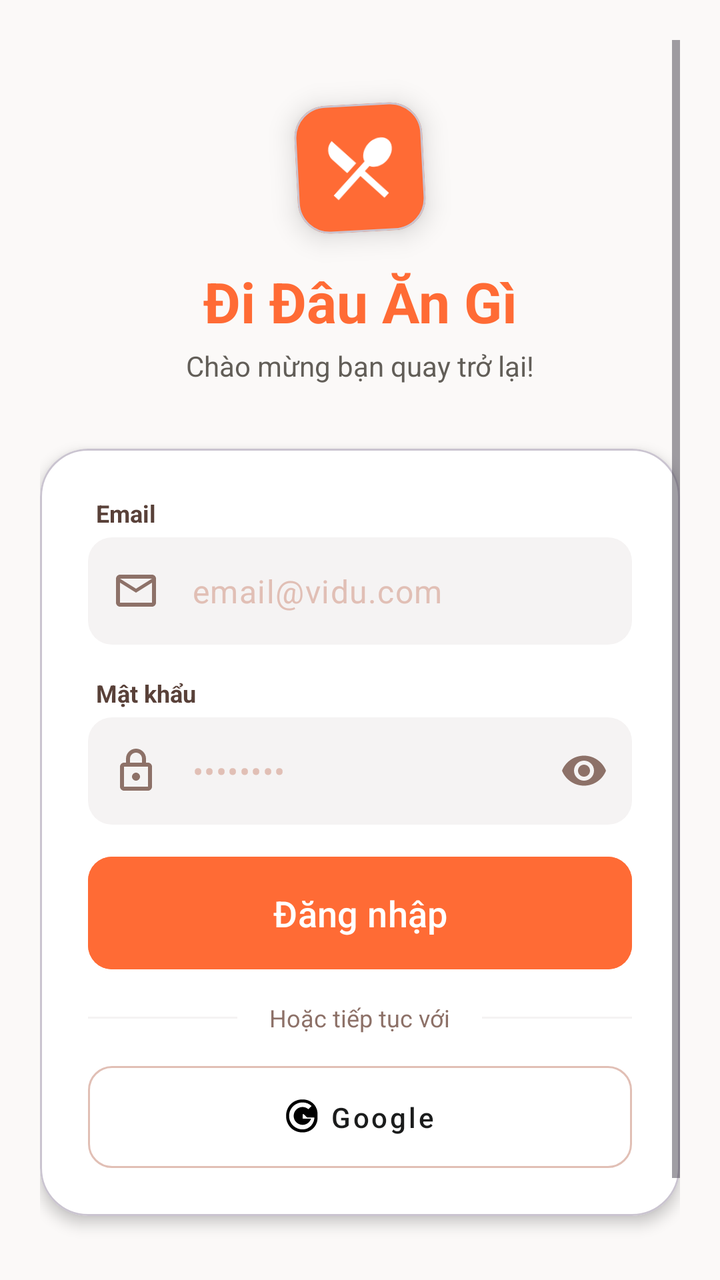
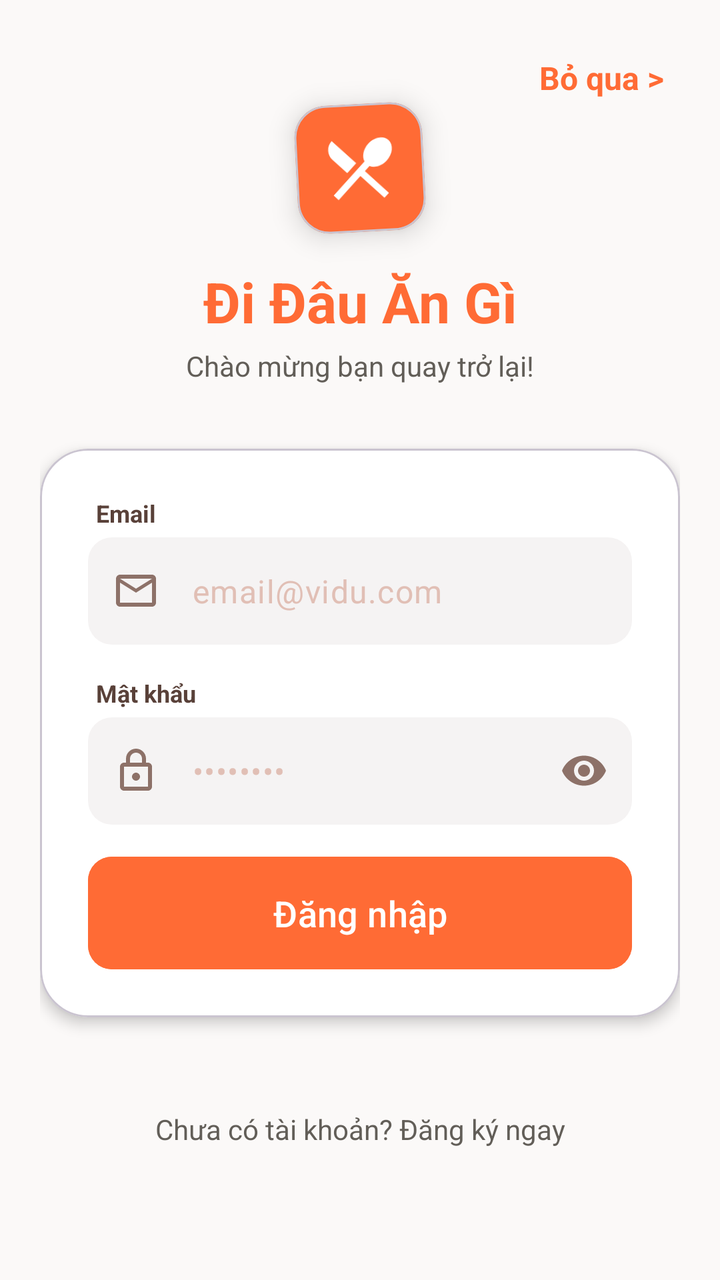

Two renders of the same Android screen: before a commit and after it. Below are the layout's source before the change and the commit's diff.
<!-- AndroidManifest.xml: application theme Theme.AnGi_DiDau -->
<!-- res/layout/activity_login.xml -->
<?xml version="1.0" encoding="utf-8"?>
<androidx.constraintlayout.widget.ConstraintLayout xmlns:android="http://schemas.android.com/apk/res/android"
    xmlns:app="http://schemas.android.com/apk/res-auto"
    xmlns:tools="http://schemas.android.com/tools"
    android:layout_width="match_parent"
    android:layout_height="match_parent"
    android:background="@color/background"
    tools:context=".ui.auth.LoginActivity">

    <ScrollView
        android:layout_width="match_parent"
        android:layout_height="match_parent"
        android:fillViewport="true"
        android:padding="20dp"
        app:layout_constraintBottom_toBottomOf="parent"
        app:layout_constraintEnd_toEndOf="parent"
        app:layout_constraintStart_toStartOf="parent"
        app:layout_constraintTop_toTopOf="parent">

        <androidx.constraintlayout.widget.ConstraintLayout
            android:layout_width="match_parent"
            android:layout_height="wrap_content">

            
            <com.google.android.material.card.MaterialCardView
                android:id="@+id/cardLogo"
                android:layout_width="64dp"
                android:layout_height="64dp"
                android:layout_marginTop="32dp"
                android:rotation="-3"
                app:cardBackgroundColor="@color/primary_container"
                app:cardCornerRadius="16dp"
                app:cardElevation="8dp"
                app:layout_constraintEnd_toEndOf="parent"
                app:layout_constraintStart_toStartOf="parent"
                app:layout_constraintTop_toTopOf="parent">

                <ImageView
                    android:layout_width="40dp"
                    android:layout_height="40dp"
                    android:layout_gravity="center"
                    android:src="@drawable/ic_restaurant_menu"
                    app:tint="@color/on_primary" />
            </com.google.android.material.card.MaterialCardView>

            
            <TextView
                android:id="@+id/tvAppTitle"
                android:layout_width="wrap_content"
                android:layout_height="wrap_content"
                android:layout_marginTop="16dp"
                android:text="Đi Đâu Ăn Gì"
                android:textColor="@color/primary_container"
                android:textSize="28sp"
                android:textStyle="bold"
                app:layout_constraintEnd_toEndOf="parent"
                app:layout_constraintStart_toStartOf="parent"
                app:layout_constraintTop_toBottomOf="@id/cardLogo" />

            
            <TextView
                android:id="@+id/tvSubtitle"
                android:layout_width="wrap_content"
                android:layout_height="wrap_content"
                android:layout_marginTop="4dp"
                android:text="Chào mừng bạn quay trở lại!"
                android:textColor="@color/secondary"
                android:textSize="14sp"
                app:layout_constraintEnd_toEndOf="parent"
                app:layout_constraintStart_toStartOf="parent"
                app:layout_constraintTop_toBottomOf="@id/tvAppTitle" />

            
            <com.google.android.material.card.MaterialCardView
                android:id="@+id/cardForm"
                android:layout_width="0dp"
                android:layout_height="wrap_content"
                android:layout_marginTop="32dp"
                app:cardBackgroundColor="@color/surface_container_lowest"
                app:cardCornerRadius="24dp"
                app:cardElevation="4dp"
                app:layout_constraintEnd_toEndOf="parent"
                app:layout_constraintStart_toStartOf="parent"
                app:layout_constraintTop_toBottomOf="@id/tvSubtitle">

                <LinearLayout
                    android:layout_width="match_parent"
                    android:layout_height="wrap_content"
                    android:orientation="vertical"
                    android:padding="24dp">

                    
                    <TextView
                        android:layout_width="wrap_content"
                        android:layout_height="wrap_content"
                        android:layout_marginStart="4dp"
                        android:layout_marginBottom="4dp"
                        android:text="Email"
                        android:textColor="@color/on_surface_variant"
                        android:textSize="12sp"
                        android:textStyle="bold" />

                    <com.google.android.material.textfield.TextInputLayout
                        android:id="@+id/tilEmail"
                        android:layout_width="match_parent"
                        android:layout_height="wrap_content"
                        app:boxBackgroundColor="@color/surface_container_low"
                        app:boxCornerRadiusBottomEnd="12dp"
                        app:boxCornerRadiusBottomStart="12dp"
                        app:boxCornerRadiusTopEnd="12dp"
                        app:boxCornerRadiusTopStart="12dp"
                        app:boxStrokeColor="@color/primary_container"
                        app:boxStrokeWidth="0dp"
                        app:hintEnabled="false"
                        app:startIconDrawable="@drawable/ic_mail"
                        app:startIconTint="@color/outline_color">

                        <com.google.android.material.textfield.TextInputEditText
                            android:id="@+id/etEmail"
                            android:layout_width="match_parent"
                            android:layout_height="wrap_content"
                            android:hint="email@vidu.com"
                            android:inputType="textEmailAddress"
                            android:paddingTop="16dp"
                            android:paddingBottom="16dp"
                            android:textColorHint="@color/outline_variant" />
                    </com.google.android.material.textfield.TextInputLayout>

                    
                    <TextView
                        android:layout_width="wrap_content"
                        android:layout_height="wrap_content"
                        android:layout_marginStart="4dp"
                        android:layout_marginTop="16dp"
                        android:layout_marginBottom="4dp"
                        android:text="Mật khẩu"
                        android:textColor="@color/on_surface_variant"
                        android:textSize="12sp"
                        android:textStyle="bold" />

                    <com.google.android.material.textfield.TextInputLayout
                        android:id="@+id/tilPassword"
                        android:layout_width="match_parent"
                        android:layout_height="wrap_content"
                        app:boxBackgroundColor="@color/surface_container_low"
                        app:boxCornerRadiusBottomEnd="12dp"
                        app:boxCornerRadiusBottomStart="12dp"
                        app:boxCornerRadiusTopEnd="12dp"
                        app:boxCornerRadiusTopStart="12dp"
                        app:boxStrokeColor="@color/primary_container"
                        app:boxStrokeWidth="0dp"
                        app:endIconMode="password_toggle"
                        app:endIconTint="@color/outline_color"
                        app:hintEnabled="false"
                        app:startIconDrawable="@drawable/ic_lock"
                        app:startIconTint="@color/outline_color">

                        <com.google.android.material.textfield.TextInputEditText
                            android:id="@+id/etPassword"
                            android:layout_width="match_parent"
                            android:layout_height="wrap_content"
                            android:hint="••••••••"
                            android:inputType="textPassword"
                            android:paddingTop="16dp"
                            android:paddingBottom="16dp"
                            android:textColorHint="@color/outline_variant" />
                    </com.google.android.material.textfield.TextInputLayout>



                    
                    <com.google.android.material.button.MaterialButton
                        android:id="@+id/btnLogin"
                        android:layout_width="match_parent"
                        android:layout_height="wrap_content"
                        android:layout_marginTop="16dp"
                        android:backgroundTint="@color/primary_container"
                        android:insetTop="0dp"
                        android:insetBottom="0dp"
                        android:paddingTop="16dp"
                        android:paddingBottom="16dp"
                        android:text="Đăng nhập"
                        android:textAllCaps="false"
                        android:textColor="@color/on_primary"
                        android:textSize="18sp"
                        app:cornerRadius="12dp" />

                    
                    <LinearLayout
                        android:layout_width="match_parent"
                        android:layout_height="wrap_content"
                        android:layout_marginTop="16dp"
                        android:layout_marginBottom="16dp"
                        android:gravity="center_vertical"
                        android:orientation="horizontal">

                        <View
                            android:layout_width="0dp"
                            android:layout_height="1dp"
                            android:layout_weight="1"
                            android:background="@color/surface_container_low" />

                        <TextView
                            android:layout_width="wrap_content"
                            android:layout_height="wrap_content"
                            android:layout_marginStart="16dp"
                            android:layout_marginEnd="16dp"
                            android:text="Hoặc tiếp tục với"
                            android:textColor="@color/outline_color"
                            android:textSize="12sp" />

                        <View
                            android:layout_width="0dp"
                            android:layout_height="1dp"
                            android:layout_weight="1"
                            android:background="@color/surface_container_low" />
                    </LinearLayout>

                    
                    <com.google.android.material.button.MaterialButton
                        android:id="@+id/btnGoogle"
                        style="@style/Widget.MaterialComponents.Button.OutlinedButton"
                        android:layout_width="match_parent"
                        android:layout_height="wrap_content"
                        android:insetTop="0dp"
                        android:insetBottom="0dp"
                        android:paddingTop="16dp"
                        android:paddingBottom="16dp"
                        android:text="Google"
                        android:textAllCaps="false"
                        android:textColor="@color/on_surface"
                        app:cornerRadius="12dp"
                        app:icon="@drawable/ic_google"
                        app:iconGravity="textStart"
                        app:iconTint="@null"
                        app:strokeColor="@color/outline_variant" />

                </LinearLayout>
            </com.google.android.material.card.MaterialCardView>

            
            <TextView
                android:id="@+id/tvGoToRegister"
                android:layout_width="wrap_content"
                android:layout_height="wrap_content"
                android:layout_marginTop="24dp"
                android:layout_marginBottom="24dp"
                android:text="Chưa có tài khoản? Đăng ký ngay"
                android:textColor="@color/secondary"
                android:textSize="14sp"
                app:layout_constraintBottom_toBottomOf="parent"
                app:layout_constraintEnd_toEndOf="parent"
                app:layout_constraintStart_toStartOf="parent"
                app:layout_constraintTop_toBottomOf="@id/cardForm" />

        </androidx.constraintlayout.widget.ConstraintLayout>
    </ScrollView>
</androidx.constraintlayout.widget.ConstraintLayout>
<!-- resources referenced by this layout -->
<resources>
  <color name="background">#FBF9F8</color>
  <color name="on_primary">#FFFFFF</color>
  <color name="on_surface">#1B1C1C</color>
  <color name="on_surface_variant">#594139</color>
  <color name="outline_color">#8D7168</color>
  <color name="outline_variant">#E1BFB5</color>
  <color name="primary_container">#FF6B35</color>
  <color name="secondary">#625E58</color>
  <color name="surface_container_low">#F5F3F3</color>
  <color name="surface_container_lowest">#FFFFFF</color>
  <!-- drawable ic_google (drawable) -->
  <vector xmlns:android="http://schemas.android.com/apk/res/android"
      android:width="24dp"
      android:height="24dp"
      android:viewportWidth="24"
      android:viewportHeight="24">
    <path
        android:fillColor="#FF000000"
        android:pathData="M12.24,10.28L14.44,12.5H21.38C21.46,11.83 21.5,11.14 21.5,10.42C21.5,4.7 17.2,0.5 11.5,0.5C5.16,0.5 0.5,5.16 0.5,11.5C0.5,17.84 5.16,22.5 11.5,22.5C17.2,22.5 21.5,18.3 21.5,12.58C21.5,11.82 21.43,11.08 21.28,10.36H11.5V10.28zM11.5,20.5C6.54,20.5 2.5,16.46 2.5,11.5C2.5,6.54 6.54,2.5 11.5,2.5C13.84,2.5 15.96,3.41 17.5,4.9L15.35,7.05C14.36,6.13 13.01,5.55 11.5,5.55C8.21,5.55 5.55,8.21 5.55,11.5C5.55,14.79 8.21,17.45 11.5,17.45C14.15,17.45 16.39,15.71 17.15,13.3H11.5V10.28H19.26C19.38,10.74 19.45,11.23 19.45,11.75C19.45,16.59 16.14,20.5 11.5,20.5Z"/>
  </vector>
  <!-- drawable ic_lock (drawable) -->
  <vector xmlns:android="http://schemas.android.com/apk/res/android"
      android:width="24dp"
      android:height="24dp"
      android:viewportWidth="24"
      android:viewportHeight="24">
    <path
        android:fillColor="#FF000000"
        android:pathData="M18,8h-1V6c0,-2.76 -2.24,-5 -5,-5S7,3.24 7,6v2H6c-1.1,0 -2,0.9 -2,2v10c0,1.1 0.9,2 2,2h12c1.1,0 2,-0.9 2,-2V10C20,8.9 19.1,8 18,8zM9,6c0,-1.66 1.34,-3 3,-3s3,1.34 3,3v2H9V6zM18,20H6V10h12V20zM12,17c1.1,0 2,-0.9 2,-2c0,-1.1 -0.9,-2 -2,-2s-2,0.9 -2,2C10,16.1 10.9,17 12,17z"/>
  </vector>
  <!-- drawable ic_mail (drawable) -->
  <vector xmlns:android="http://schemas.android.com/apk/res/android"
      android:width="24dp"
      android:height="24dp"
      android:viewportWidth="24"
      android:viewportHeight="24">
    <path
        android:fillColor="#FF000000"
        android:pathData="M20,4H4C2.9,4 2.01,4.9 2.01,6L2,18c0,1.1 0.9,2 2,2h16c1.1,0 2,-0.9 2,-2V6C22,4.9 21.1,4 20,4zM20,18H4V8l8,5l8,-5V18zM12,11L4,6h16L12,11z"/>
  </vector>
  <!-- drawable ic_restaurant_menu (drawable) -->
  <vector xmlns:android="http://schemas.android.com/apk/res/android"
      android:width="24dp"
      android:height="24dp"
      android:viewportWidth="24"
      android:viewportHeight="24">
    <path
        android:fillColor="#FF000000"
        android:pathData="M8.1,13.34l2.83,-2.83L3.91,3.5c-1.56,1.56 -1.56,4.09 0,5.66l4.19,4.18zM14.88,11.53c1.53,0.71 3.68,0.21 5.27,-1.38c1.91,-1.91 2.28,-4.65 0.81,-6.12c-1.46,-1.46 -4.2,-1.1 -6.12,0.81c-1.59,1.59 -2.09,3.74 -1.38,5.27L3.7,19.87l1.41,1.41L12,14.41l6.88,6.88l1.41,-1.41L13.41,13l1.47,-1.47z"/>
  </vector>
  <style name="Theme.AnGi_DiDau" parent="Base.Theme.AnGi_DiDau" />
  <style name="Base.Theme.AnGi_DiDau" parent="Theme.Material3.DayNight.NoActionBar">
          
          
      </style>
</resources>

<!-- the commit's change to res/layout/activity_login.xml (unified diff, before → after) -->
@@ -20,6 +20,21 @@
         <androidx.constraintlayout.widget.ConstraintLayout
             android:layout_width="match_parent"
             android:layout_height="wrap_content">
+
+            <TextView
+                android:id="@+id/tvSkipLogin"
+                android:layout_width="wrap_content"
+                android:layout_height="wrap_content"
+                android:text="Bỏ qua >"
+                android:textColor="@color/primary_container"
+                android:textSize="16sp"
+                android:textStyle="bold"
+                android:padding="8dp"
+                android:clickable="true"
+                android:focusable="true"
+                android:background="?attr/selectableItemBackground"
+                app:layout_constraintEnd_toEndOf="parent"
+                app:layout_constraintTop_toTopOf="parent" />
 
             
             <com.google.android.material.card.MaterialCardView
@@ -185,60 +200,10 @@
                         android:textSize="18sp"
                         app:cornerRadius="12dp" />
 
-                    
-                    <LinearLayout
-                        android:layout_width="match_parent"
-                        android:layout_height="wrap_content"
-                        android:layout_marginTop="16dp"
-                        android:layout_marginBottom="16dp"
-                        android:gravity="center_vertical"
-                        android:orientation="horizontal">
-
-                        <View
-                            android:layout_width="0dp"
-                            android:layout_height="1dp"
-                            android:layout_weight="1"
-                            android:background="@color/surface_container_low" />
-
-                        <TextView
-                            android:layout_width="wrap_content"
-                            android:layout_height="wrap_content"
-                            android:layout_marginStart="16dp"
-                            android:layout_marginEnd="16dp"
-                            android:text="Hoặc tiếp tục với"
-                            android:textColor="@color/outline_color"
-                            android:textSize="12sp" />
-
-                        <View
-                            android:layout_width="0dp"
-                            android:layout_height="1dp"
-                            android:layout_weight="1"
-                            android:background="@color/surface_container_low" />
-                    </LinearLayout>
-
-                    
-                    <com.google.android.material.button.MaterialButton
-                        android:id="@+id/btnGoogle"
-                        style="@style/Widget.MaterialComponents.Button.OutlinedButton"
-                        android:layout_width="match_parent"
-                        android:layout_height="wrap_content"
-                        android:insetTop="0dp"
-                        android:insetBottom="0dp"
-                        android:paddingTop="16dp"
-                        android:paddingBottom="16dp"
-                        android:text="Google"
-                        android:textAllCaps="false"
-                        android:textColor="@color/on_surface"
-                        app:cornerRadius="12dp"
-                        app:icon="@drawable/ic_google"
-                        app:iconGravity="textStart"
-                        app:iconTint="@null"
-                        app:strokeColor="@color/outline_variant" />
 
                 </LinearLayout>
             </com.google.android.material.card.MaterialCardView>
 
-            
             <TextView
                 android:id="@+id/tvGoToRegister"
                 android:layout_width="wrap_content"
<!-- resource entries referenced after the edit -->
@@ -2,7 +2,6 @@
 <resources>
   <color name="background">#FBF9F8</color>
   <color name="on_primary">#FFFFFF</color>
-  <color name="on_surface">#1B1C1C</color>
   <color name="on_surface_variant">#594139</color>
   <color name="outline_color">#8D7168</color>
   <color name="outline_variant">#E1BFB5</color>
@@ -10,16 +9,6 @@
   <color name="secondary">#625E58</color>
   <color name="surface_container_low">#F5F3F3</color>
   <color name="surface_container_lowest">#FFFFFF</color>
-  <!-- drawable ic_google (drawable) -->
-  <vector xmlns:android="http://schemas.android.com/apk/res/android"
-      android:width="24dp"
-      android:height="24dp"
-      android:viewportWidth="24"
-      android:viewportHeight="24">
-    <path
-        android:fillColor="#FF000000"
-        android:pathData="M12.24,10.28L14.44,12.5H21.38C21.46,11.83 21.5,11.14 21.5,10.42C21.5,4.7 17.2,0.5 11.5,0.5C5.16,0.5 0.5,5.16 0.5,11.5C0.5,17.84 5.16,22.5 11.5,22.5C17.2,22.5 21.5,18.3 21.5,12.58C21.5,11.82 21.43,11.08 21.28,10.36H11.5V10.28zM11.5,20.5C6.54,20.5 2.5,16.46 2.5,11.5C2.5,6.54 6.54,2.5 11.5,2.5C13.84,2.5 15.96,3.41 17.5,4.9L15.35,7.05C14.36,6.13 13.01,5.55 11.5,5.55C8.21,5.55 5.55,8.21 5.55,11.5C5.55,14.79 8.21,17.45 11.5,17.45C14.15,17.45 16.39,15.71 17.15,13.3H11.5V10.28H19.26C19.38,10.74 19.45,11.23 19.45,11.75C19.45,16.59 16.14,20.5 11.5,20.5Z"/>
-  </vector>
   <!-- drawable ic_lock (drawable) -->
   <vector xmlns:android="http://schemas.android.com/apk/res/android"
       android:width="24dp"
